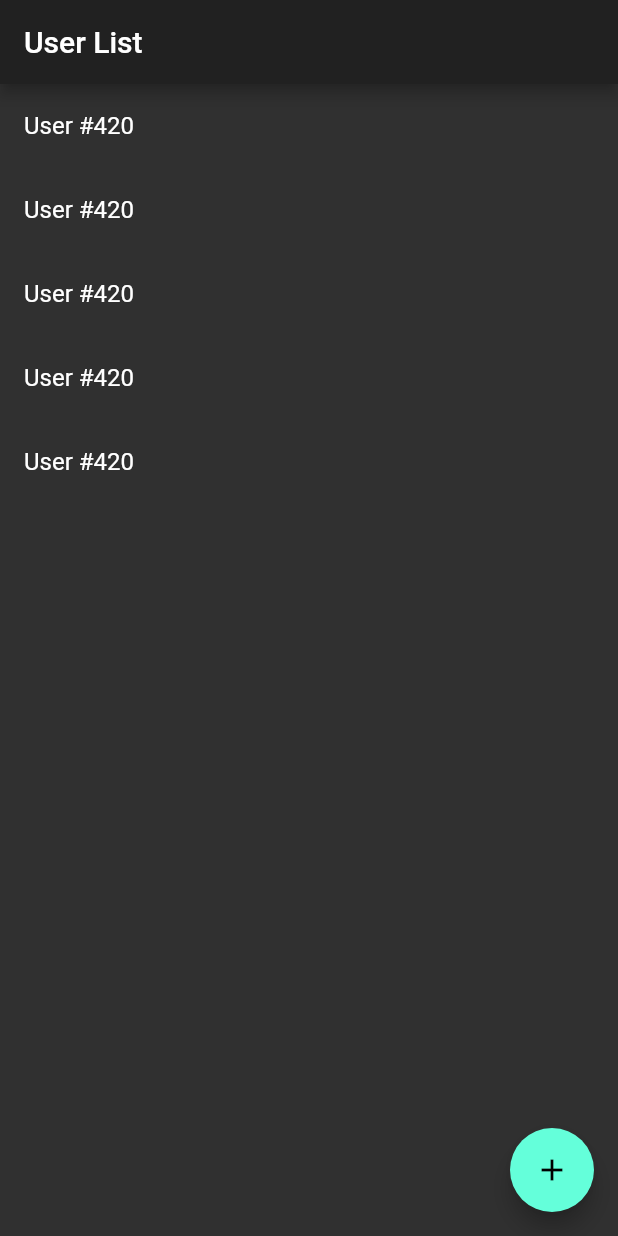
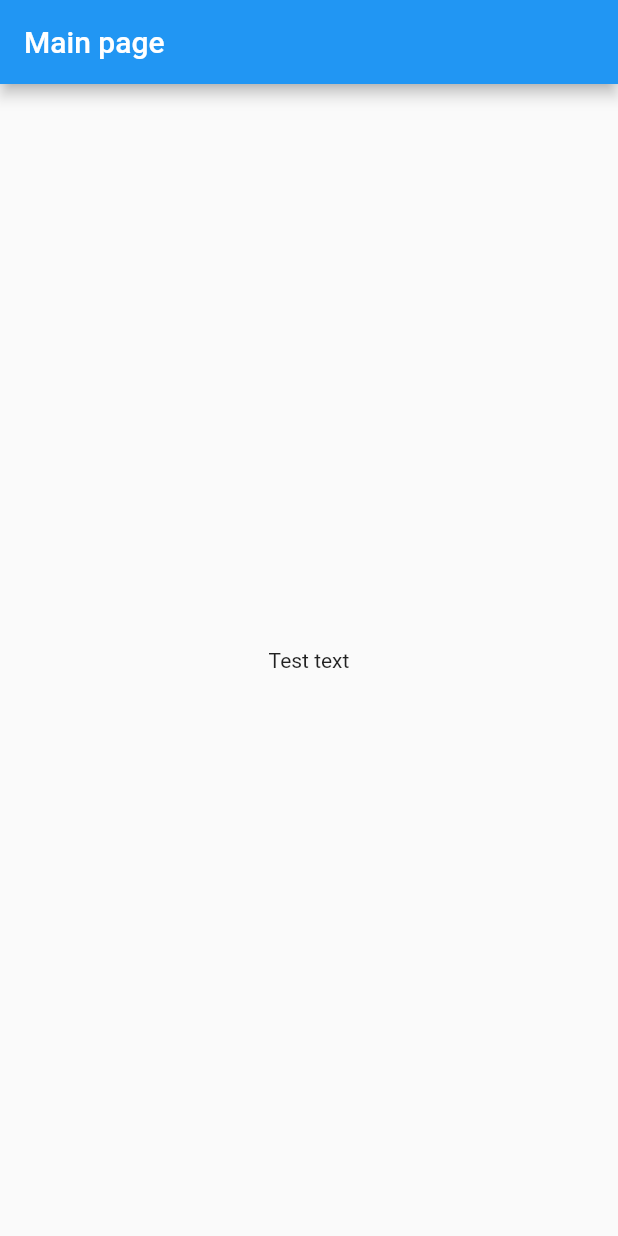
Before and after one commit to mjablecnik/flutter_modular_examples, a Flutter app: the screen it shows after launch, on a phone screen of 412 x 824 dp. Run offline on Flutter 3.47's test engine with Material 2 defaults, Android fonts, the phone set to English and light mode, and no system bars; our stand-ins replace flutter_modular, flutter_triple.

Commit message:
Add auth module

```diff
--- /dev/null
+++ b/lib/app/modules/auth/data/user.dart
@@ -0,0 +1,5 @@
+class User {
+  final int id;
+
+  User(this.id);
+}
--- /dev/null
+++ b/lib/app/modules/auth/main.dart
@@ -0,0 +1,32 @@
+import 'package:flutter/material.dart';
+import 'package:flutter_modular/flutter_modular.dart';
+
+import 'logic/user_list_store.dart';
+import 'ui/login_page.dart';
+import 'data/user_repository.dart';
+
+class AuthMainWidget extends StatelessWidget {
+
+  @override
+  Widget build(BuildContext context) {
+    return MaterialApp(
+      title: 'List/Detail Demo',
+      theme: ThemeData.light(),
+      home: LoginPage(),
+    );
+  }
+}
+
+class AuthModule extends Module {
+  @override
+  List<Bind> get binds => [
+     Bind.singleton((i) => UserListStore()),
+     Bind.singleton((i) => UserRepository()),
+  ];
+
+  @override
+  List<ModularRoute> get routes => [
+    ChildRoute('/', child: (_, args) => AuthMainWidget()),
+  ];
+
+}
--- /dev/null
+++ b/lib/app/modules/auth/ui/login_page.dart
@@ -0,0 +1,28 @@
+import 'package:flutter/material.dart';
+import 'package:flutter_modular/flutter_modular.dart';
+
+import '../logic/user_list_store.dart';
+
+class LoginPage extends StatefulWidget {
+  @override
+  _LoginPageState createState() => _LoginPageState();
+}
+
+class _LoginPageState extends ModularState<LoginPage, UserListStore> {
+  @override
+  void initState() {
+    store.loadUsers();
+
+    super.initState();
+  }
+
+  @override
+  Widget build(BuildContext context) {
+    return Scaffold(
+      appBar: AppBar(
+        title: Text('Main page'),
+      ),
+      body: Center(child: Text("Test text")),
+    );
+  }
+}
--- a/lib/main.dart
+++ b/lib/main.dart
@@ -1,3 +1,4 @@
+import 'package:boilerplate/app/modules/auth/main.dart';
 import 'package:boilerplate/app/modules/example/main.dart';
 import 'package:flutter/material.dart';
 import 'package:flutter_modular/flutter_modular.dart';
@@ -31,7 +32,7 @@ class AppModule extends Module {
   // Provide all the routes for your module
   @override
   List<ModularRoute> get routes => [
-    ModuleRoute('/', module: ExampleModule())
+    ModuleRoute('/', module: AuthModule())
   ];
 
 }
```
Also changed, not shown: lib/app/modules/auth/data/user_repository.dart (added, +16 -0 lines), lib/app/modules/auth/logic/user_list_store.dart (added, +32 -0 lines).
